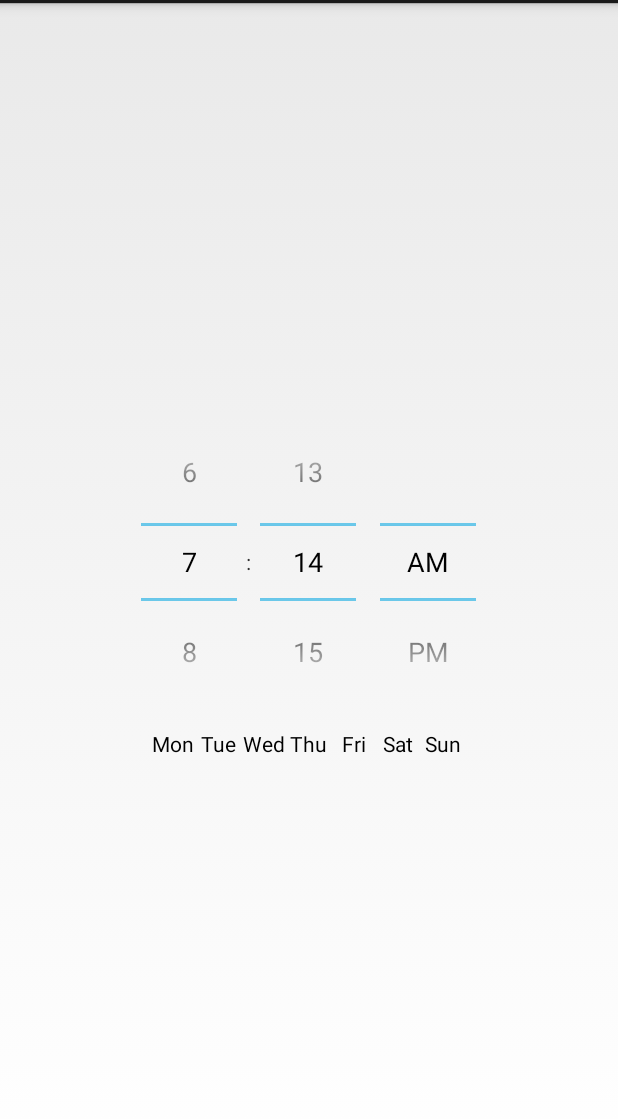
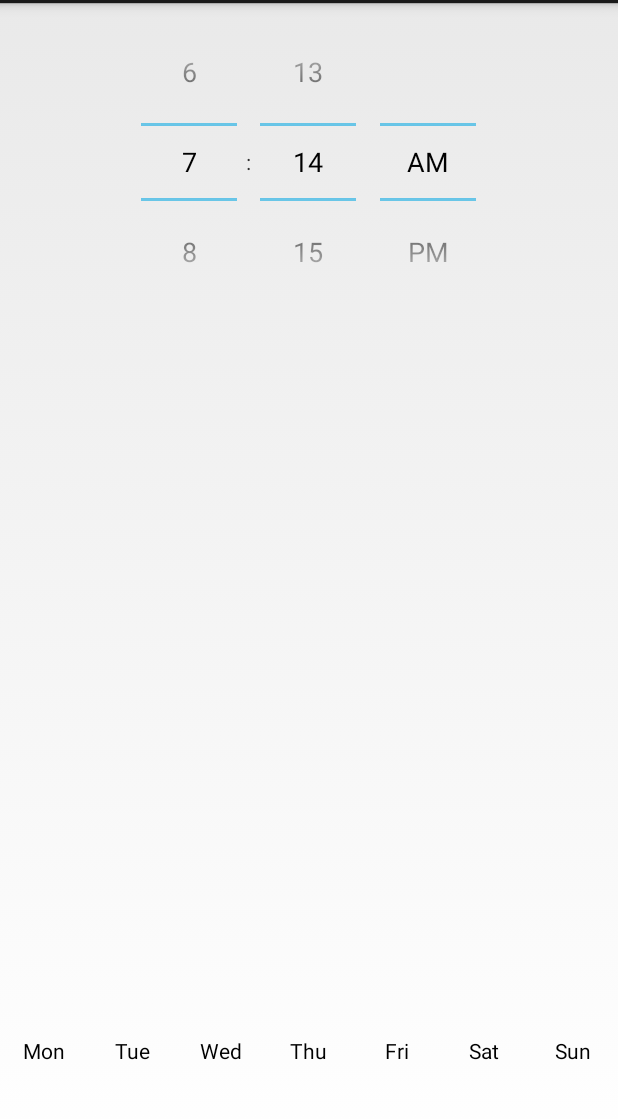
Before and after one commit to DavyEHB/MedicationReminder, an Android app: the layout dialog_time_picker.xml on its own in the app's theme, with its tools: preview values and no code run, on a phone screen of 412 x 824 dp, the part 69-1188 px from its top. Run offline under Robolectric (Android 15) with nearby library versions, the light colour scheme and no system bars.

Commit message:
Release Candidate 3

```diff
--- a/mobile/src/main/res/layout/dialog_time_picker.xml
+++ b/mobile/src/main/res/layout/dialog_time_picker.xml
@@ -1,76 +1,87 @@
 <!-- fragment_edit_name.xml -->
 <LinearLayout xmlns:android="http://schemas.android.com/apk/res/android"
     android:id="@+id/edit_name"
-    android:layout_width="wrap_content" android:layout_height="wrap_content"
-    android:layout_gravity="center" android:orientation="vertical"  >
+    android:layout_width="match_parent" android:layout_height="match_parent"
+    android:layout_gravity="center" android:orientation="vertical"
+    android:weightSum="100">
 
     <TimePicker
         android:layout_width="wrap_content"
-        android:layout_height="wrap_content"
+        android:layout_height="0dp"
         android:id="@+id/timePicker"
-        android:layout_gravity="center"/>
+        android:layout_gravity="center"
+        android:layout_weight="80"/>
 
     <LinearLayout
         android:orientation="horizontal"
         android:layout_width="match_parent"
-        android:layout_height="wrap_content"
-        android:gravity="center">
+        android:layout_height="0dp"
+        android:gravity="center"
+        android:layout_weight="20"
+        android:weightSum="7">
 
     <ToggleButton
-        android:layout_width="30dp"
-        android:layout_height="30dp"
+        android:layout_width="0dp"
+        android:layout_height="match_parent"
         android:id="@+id/btn_mon"
         android:textOff="@string/monday"
         android:textOn="@string/monday"
-        android:background="@drawable/button_toggle"/>
+        android:background="@drawable/button_toggle"
+        android:layout_weight="1"/>
 
     <ToggleButton
-        android:layout_width="30dp"
-        android:layout_height="30dp"
+        android:layout_width="0dp"
+        android:layout_height="match_parent"
         android:id="@+id/btn_tue"
         android:textOff="@string/tuesday"
         android:textOn="@string/tuesday"
-        android:background="@drawable/button_toggle"/>
+        android:background="@drawable/button_toggle"
+        android:layout_weight="1"/>
 
     <ToggleButton
-        android:layout_width="30dp"
-        android:layout_height="30dp"
+        android:layout_width="0dp"
+        android:layout_height="match_parent"
         android:id="@+id/btn_wed"
         android:textOff="@string/wednesday"
         android:textOn="@string/wednesday"
-        android:background="@drawable/button_toggle"/>
+        android:background="@drawable/button_toggle"
+        android:layout_weight="1"/>
 
     <ToggleButton
-        android:layout_width="30dp"
-        android:layout_height="30dp"
+        android:layout_width="0dp"
+        android:layout_height="match_parent"
         android:id="@+id/btn_thu"
         android:textOff="@string/thursday"
         android:textOn="@string/thursday"
-        android:background="@drawable/button_toggle"/>
+        android:background="@drawable/button_toggle"
+        android:layout_weight="1"/>
 
     <ToggleButton
-        android:layout_width="30dp"
-        android:layout_height="30dp"
+        android:layout_width="0dp"
+        android:layout_height="match_parent"
         android:id="@+id/btn_fri"
         android:textOff="@string/friday"
         android:textOn="@string/friday"
-        android:background="@drawable/button_toggle"/>
+        android:background="@drawable/button_toggle"
+        android:layout_weight="1"/>
 
     <ToggleButton
-        android:layout_width="30dp"
-        android:layout_height="30dp"
+        android:layout_width="0dp"
+        android:layout_height="match_parent"
         android:id="@+id/btn_sat"
         android:textOff="@string/saturday"
         android:textOn="@string/saturday"
-        android:background="@drawable/button_toggle"/>
+        android:background="@drawable/button_toggle"
+        android:layout_weight="1"/>
 
     <ToggleButton
-        android:layout_width="30dp"
-        android:layout_height="30dp"
+        android:layout_width="0dp"
+        android:layout_height="match_parent"
         android:id="@+id/btn_sun"
         android:textOff="@string/sunday"
         android:textOn="@string/sunday"
-        android:background="@drawable/button_toggle"/>
+        android:background="@drawable/button_toggle"
+        android:layout_weight="1"/>
 
 
     </LinearLayout>
```
